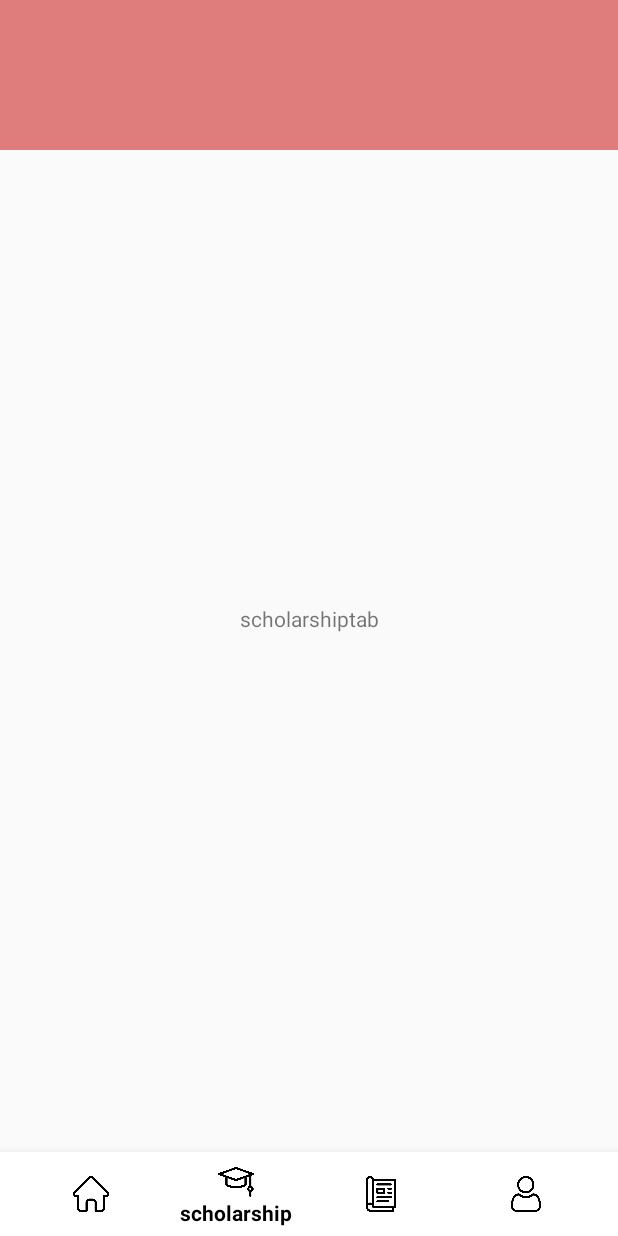
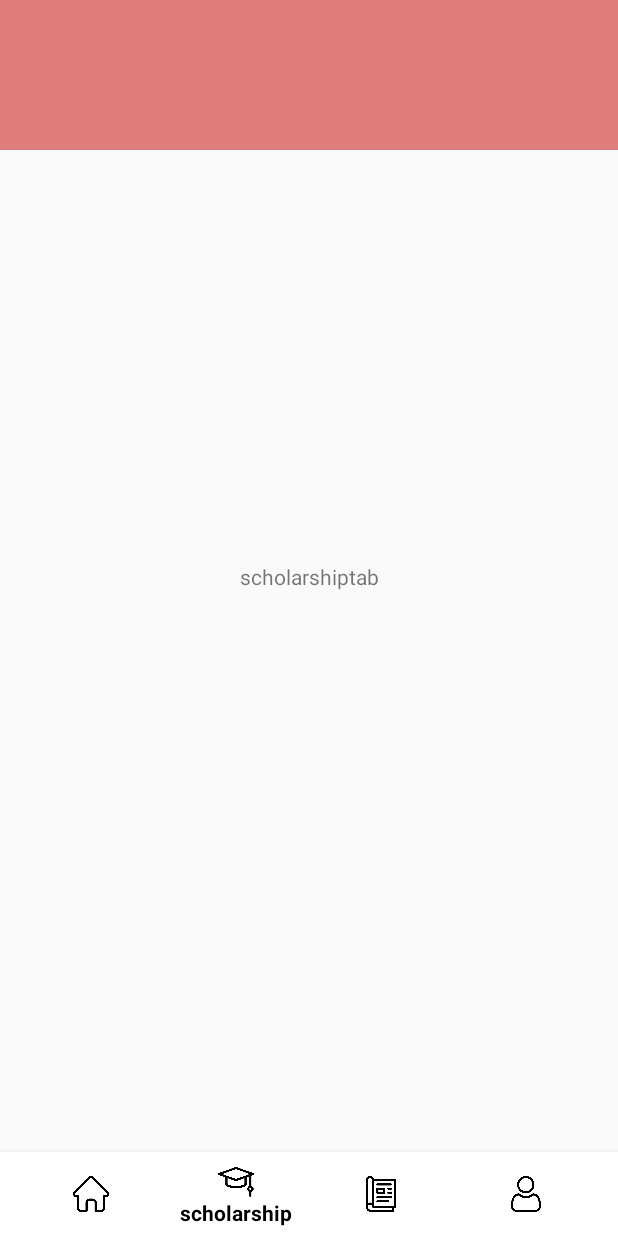
Before and after one commit to Yujin0827/pre_ScholarshipLike, an Android app: the fragment ProfileTabActivity placed in its activity, item 2 of the bottom bar chosen, on a phone screen of 412 x 824 dp. Run offline under Robolectric (Android 15) with nearby library versions, the phone set to English and light mode, and no system bars.

Commit message:
새 branch 연결

```diff
--- a/app/src/main/java/com/cookandroid/scholarshiplike/ProfileTabActivity.kt
+++ b/app/src/main/java/com/cookandroid/scholarshiplike/ProfileTabActivity.kt
@@ -14,4 +14,16 @@ class ProfileTabActivity : Fragment() {
 
         return view
     }
+
+    // 프래그먼트 생성시 툴바 hide
+    override fun onResume() {
+        super.onResume()
+        (activity as AppCompatActivity?)!!.supportActionBar!!.hide()
+    }
+
+    // 프래그먼트 종료시 툴바 show
+    override fun onStop() {
+        super.onStop()
+        (activity as AppCompatActivity?)!!.supportActionBar!!.show()
+    }
 }
--- a/app/src/main/res/layout/activity_main.xml
+++ b/app/src/main/res/layout/activity_main.xml
@@ -10,13 +10,12 @@
     <FrameLayout
         android:id="@+id/nav"
         android:layout_width="match_parent"
-        android:layout_height="match_parent"
+        android:layout_height="0dp"
         app:layout_constraintBottom_toTopOf="@+id/tabNav"
         app:layout_constraintEnd_toEndOf="parent"
         app:layout_constraintHorizontal_bias="0.0"
         app:layout_constraintStart_toStartOf="parent"
-        app:layout_constraintTop_toTopOf="parent"
-        app:layout_constraintVertical_bias="0.0">
+        app:layout_constraintTop_toTopOf="parent">
 
     </FrameLayout>
 
```
Also changed, not shown: app/src/main/res/drawable-v24/ic_profile_user.png (added).
